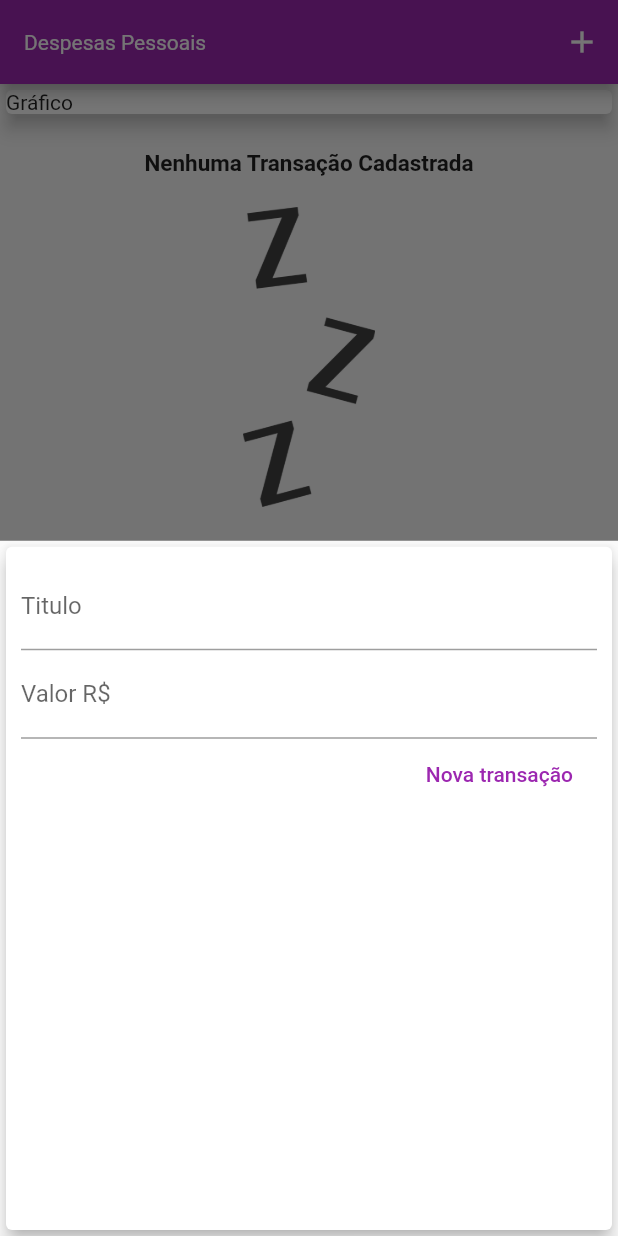
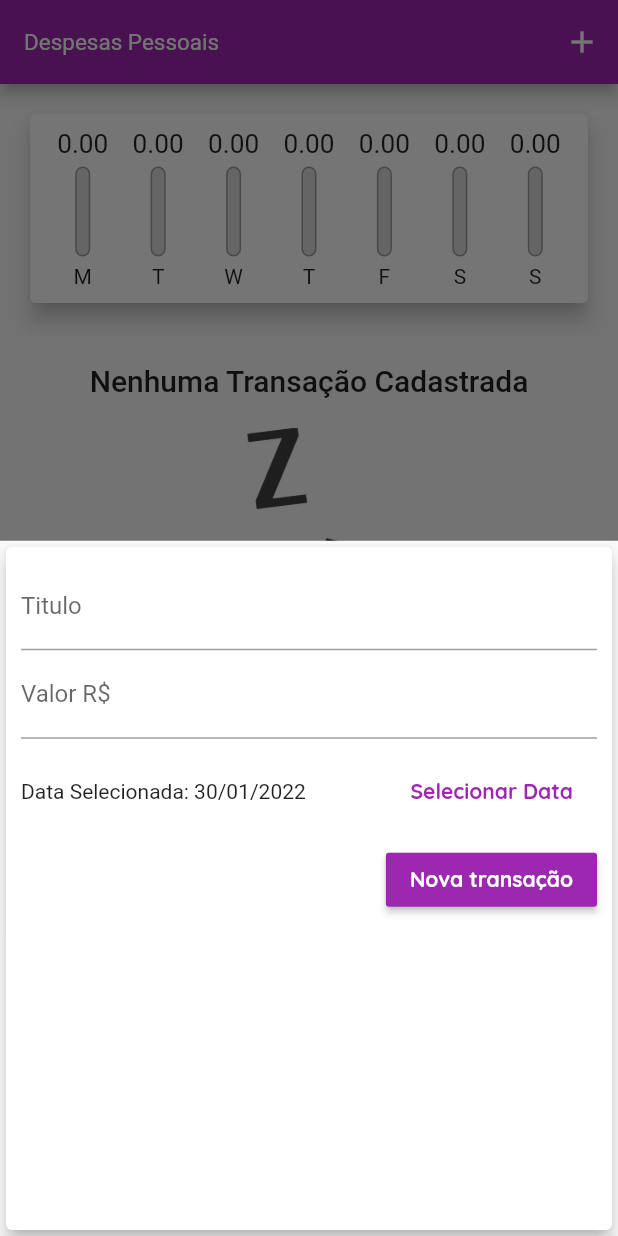
Before and after one commit to Nicollas1305/Personal_Expenses, a Flutter app: the screen it shows after launch, after a tap on the "add" icon, on a phone screen of 412 x 824 dp. Run offline on Flutter 3.47's test engine with Material 2 defaults, Android fonts, the phone set to English and light mode, and no system bars; missing offline and left inert: dart:ffi; Roboto replaces fonts that are missing (MochiyPopOne).

Commit message:
finished application

```diff
--- a/lib/components/chart.dart
+++ b/lib/components/chart.dart
@@ -1,9 +1,40 @@
+import 'chart_bar.dart';
 import 'package:flutter/material.dart';
+import 'package:intl/intl.dart';
+import '../models/transaction.dart';
 
 class Chart extends StatelessWidget {
+  final List<Transaction> recentTransaction;
+
+  Chart(this.recentTransaction);
+
   List<Map<String, Object>> get groupedTransactions {
     return List.generate(7, (index) {
-      return {'day': 'T', 'value': 9.99};
+      final weekDay = DateTime.now().subtract(
+        Duration(days: index),
+      );
+
+      double totalSum = 0.0;
+
+      for (var i = 0; i < recentTransaction.length; i++) {
+        bool sameDay = recentTransaction[i].date.day == weekDay.day;
+        bool sameMonth = recentTransaction[i].date.month == weekDay.month;
+        bool sameYear = recentTransaction[i].date.year == weekDay.year;
+
+        if (sameDay && sameMonth && sameYear) {
+          totalSum += recentTransaction[i].value;
+        }
+      }
+      return {
+        'day': DateFormat.E().format(weekDay)[0],
+        'value': totalSum,
+      };
+    }).reversed.toList();
+  }
+
+  double get _weekTotalValue {
+    return groupedTransactions.fold(0.0, (sum, tr) {
+      return sum + (tr['value'] as double);
     });
   }
 
@@ -12,8 +43,23 @@ class Chart extends StatelessWidget {
     return Card(
       elevation: 6,
       margin: EdgeInsets.all(20),
-      child: Row(
-        children: [],
+      child: Padding(
+        padding: const EdgeInsets.all(10.0),
+        child: Row(
+          mainAxisAlignment: MainAxisAlignment.spaceAround,
+          children: groupedTransactions.map((tr) {
+            return Flexible(
+              fit: FlexFit.tight,
+              child: ChartBar(
+                label: tr['day'].toString(),
+                value: (tr['value'] as double),
+                percentage: _weekTotalValue == 0
+                    ? 0
+                    : (tr['value'] as double) / _weekTotalValue,
+              ),
+            );
+          }).toList(),
+        ),
       ),
     );
   }
--- /dev/null
+++ b/lib/components/chart_bar.dart
@@ -0,0 +1,62 @@
+import 'package:flutter/material.dart';
+
+class ChartBar extends StatelessWidget {
+  final String? label;
+  final double? value;
+  final double? percentage;
+
+  ChartBar({
+    this.label,
+    this.value,
+    this.percentage,
+  });
+
+  @override
+  Widget build(BuildContext context) {
+    return Column(
+      children: <Widget>[
+        Container(
+          height: 20,
+          child: FittedBox(
+            child: Text('${value?.toStringAsFixed(2)}'),
+          ),
+        ),
+        SizedBox(
+          height: 5,
+        ),
+        Container(
+          height: 60,
+          width: 10,
+          child: Stack(
+            alignment: Alignment.bottomCenter,
+            children: [
+              Container(
+                decoration: BoxDecoration(
+                  border: Border.all(
+                    color: Colors.grey,
+                    width: 1.0,
+                  ),
+                  color: Color.fromRGBO(220, 220, 220, 1),
+                  borderRadius: BorderRadius.circular(5),
+                ),
+              ),
+              FractionallySizedBox(
+                heightFactor: percentage,
+                child: Container(
+                  decoration: BoxDecoration(
+                    color: Theme.of(context).primaryColor,
+                    borderRadius: BorderRadius.circular(5),
+                  ),
+                ),
+              ),
+            ],
+          ),
+        ), // Container
+        SizedBox(
+          height: 5,
+        ),
+        Text(label.toString()),
+      ], // <Widget>[]
+    );
+  }
+}
--- a/lib/components/transaction_form.dart
+++ b/lib/components/transaction_form.dart
@@ -1,7 +1,8 @@
 import 'package:flutter/material.dart';
+import 'package:intl/intl.dart';
 
 class TransactionForm extends StatefulWidget {
-  final void Function(String, double) onSubmit;
+  final void Function(String, double, DateTime) onSubmit;
 
   TransactionForm(this.onSubmit);
 
@@ -10,19 +11,35 @@ class TransactionForm extends StatefulWidget {
 }
 
 class _TransactionFormState extends State<TransactionForm> {
-  final titleController = TextEditingController();
-
-  final valueController = TextEditingController();
+  final _titleController = TextEditingController();
+  final _valueController = TextEditingController();
+  DateTime _selectedDate = DateTime.now();
 
   _submitForm() {
-    final title = titleController.text;
-    final value = double.tryParse(valueController.text) ?? 0.0;
+    final title = _titleController.text;
+    final value = double.tryParse(_valueController.text) ?? 0.0;
 
-    if (title.isEmpty || value <= 0) {
+    if (title.isEmpty || value <= 0 || _selectedDate == null) {
       return;
     }
 
-    widget.onSubmit(title, value);
+    widget.onSubmit(title, value, _selectedDate);
+  }
+
+  _showDatePicker() {
+    showDatePicker(
+      context: context,
+      initialDate: DateTime.now(),
+      firstDate: DateTime(2019),
+      lastDate: DateTime.now(),
+    ).then((pickedDate) {
+      if (pickedDate == null) {
+        return;
+      }
+      setState(() {
+        _selectedDate = pickedDate;
+      });
+    });
   }
 
   @override
@@ -34,26 +51,51 @@ class _TransactionFormState extends State<TransactionForm> {
         child: Column(
           children: <Widget>[
             TextField(
-              controller: titleController,
+              controller: _titleController,
               onSubmitted: (_) => _submitForm(),
               decoration: InputDecoration(
                 labelText: 'Titulo',
               ),
             ),
             TextField(
-              controller: valueController,
+              controller: _valueController,
               keyboardType: TextInputType.numberWithOptions(decimal: true),
               onSubmitted: (_) => _submitForm(),
               decoration: InputDecoration(
                 labelText: 'Valor R\$',
               ),
             ),
+            Container(
+              height: 70,
+              child: Row(
+                children: [
+                  Expanded(
+                    child: Text(
+                      _selectedDate == null
+                          ? 'Nenhuma data Selecionada!'
+                          : 'Data Selecionada: ${DateFormat('dd/MM/y').format(_selectedDate)}',
+                    ),
+                  ),
+                  FlatButton(
+                    textColor: Theme.of(context).primaryColor,
+                    child: Text(
+                      'Selecionar Data',
+                      style: TextStyle(
+                        fontWeight: FontWeight.bold,
+                      ),
+                    ),
+                    onPressed: _showDatePicker,
+                  )
+                ],
+              ),
+            ),
             Row(
               mainAxisAlignment: MainAxisAlignment.end,
               children: <Widget>[
-                FlatButton(
+                RaisedButton(
+                  color: Theme.of(context).primaryColor,
                   child: Text('Nova transação'),
-                  textColor: Colors.purple,
+                  textColor: Theme.of(context).textTheme.button!.color,
                   onPressed: _submitForm,
                 ),
               ],
--- a/lib/main.dart
+++ b/lib/main.dart
@@ -1,3 +1,4 @@
+import 'package:expenses/components/chart.dart';
 import 'package:expenses/components/transaction_form.dart';
 import 'package:expenses/models/transaction.dart';
 import 'package:flutter/material.dart';
@@ -19,9 +20,13 @@ class ExpensesApp extends StatelessWidget {
         accentColor: Colors.amber,
         fontFamily: 'Quicksand',
         textTheme: ThemeData.light().textTheme.copyWith(
-              headline6: TextStyle(
-                fontFamily: 'MochiyPopOne',
-                fontSize: 15,
+              bodyText1: TextStyle(
+                fontFamily: 'Quicksand',
+                fontSize: 18,
+                fontWeight: FontWeight.bold,
+              ),
+              button: TextStyle(
+                color: Colors.white,
                 fontWeight: FontWeight.bold,
               ),
             ),
@@ -29,6 +34,7 @@ class ExpensesApp extends StatelessWidget {
           textTheme: ThemeData.light().textTheme.copyWith(
                 headline6: TextStyle(
                   fontFamily: 'MochiyPopOne',
+                  fontSize: 15,
                 ),
               ),
         ),
@@ -43,34 +49,36 @@ class MyHomePage extends StatefulWidget {
 }
 
 class _MyHomePageState extends State<MyHomePage> {
-  final List<Transaction> _transactions = [
-    /*Transaction(
-      id: 't1',
-      title: 'Novo Tênis',
-      value: 310.95,
-      date: DateTime.now(),
-    ),
-    Transaction(
-      id: 't2',
-      title: 'Conta de Luz',
-      value: 211.9,
-      date: DateTime.now(),
-    ),*/
-  ];
+  final List<Transaction> _transactions = [];
 
-  _addTransaction(String title, double value) {
+  List<Transaction> get _recentTransactions {
+    return _transactions.where((tr) {
+      return tr.date.isAfter(
+        DateTime.now().subtract(
+          Duration(days: 7),
+        ),
+      );
+    }).toList();
+  }
+
+  _addTransaction(String title, double value, DateTime date) {
     final newTransaction = Transaction(
-      id: Random().nextDouble().toString(),
-      title: title,
-      value: value,
-      date: DateTime.now(),
-    );
+        id: Random().nextDouble().toString(),
+        title: title,
+        value: value,
+        date: date);
 
     setState(() {
       _transactions.add(newTransaction);
     });
 
     Navigator.of(context).pop();
+  }
+
+  _removeTransaction(String id) {
+    setState(() {
+      _transactions.removeWhere((tr) => tr.id == id);
+    });
   }
 
   _openTransactionForm(BuildContext context) {
@@ -100,13 +108,8 @@ class _MyHomePageState extends State<MyHomePage> {
         child: Column(
           crossAxisAlignment: CrossAxisAlignment.stretch,
           children: [
-            Container(
-              child: Card(
-                child: Text('Gráfico'),
-                elevation: 5,
-              ),
-            ),
-            TransactionList(_transactions),
+            Chart(_recentTransactions),
+            TransactionList(_transactions, _removeTransaction),
           ],
         ),
       ),
```
Also changed, not shown: lib/components/transaction_list.dart (+21 -32 lines).
